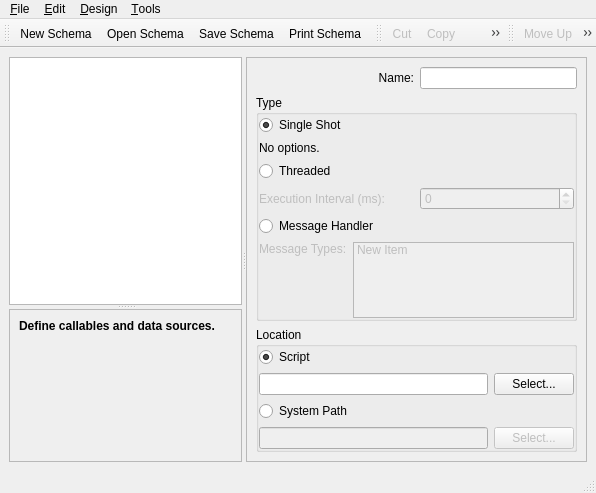
Qt form profit/widgets/ui_strategydesigner.ui (hpsilva/profitpy) before a commit.
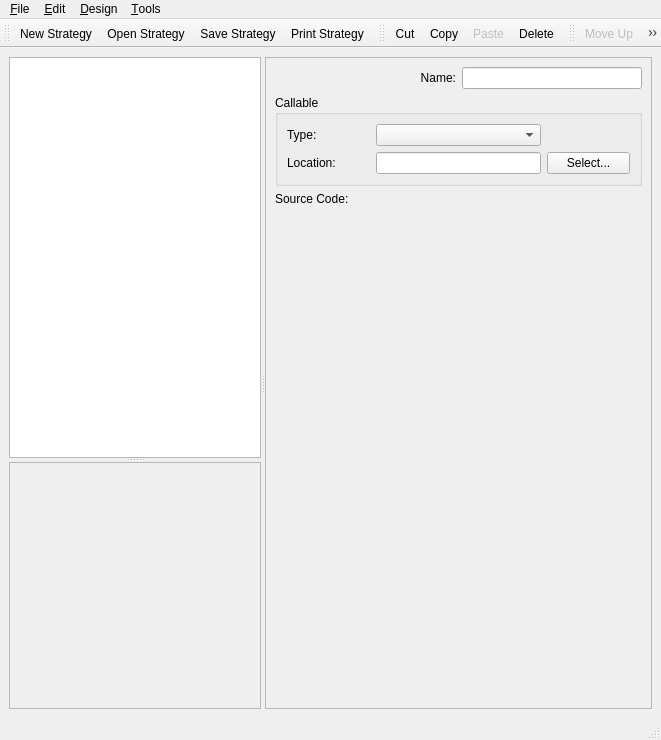
The same form after that commit. The open tabs and pages were chosen to show the change. Icons and pictures are not drawn. Custom widgets are drawn as their Qt base class.

Commit message: Many updates to strategy designer.  Uses qscintilla if installed for source code editing.

What changed in the file:
```diff
--- a/profit/widgets/ui_strategydesigner.ui
+++ b/profit/widgets/ui_strategydesigner.ui
@@ -5,8 +5,8 @@
    <rect>
     <x>0</x>
     <y>0</y>
-    <width>596</width>
-    <height>493</height>
+    <width>661</width>
+    <height>740</height>
    </rect>
   </property>
   <property name="windowTitle" >
@@ -178,6 +178,7 @@
           </item>
          </layout>
         </widget>
+        <widget class="QWidget" name="widget" />
        </widget>
       </widget>
       <widget class="QStackedWidget" name="controlStack" >
@@ -468,6 +469,19 @@
            </item>
           </layout>
          </item>
+         <item>
+          <spacer>
+           <property name="orientation" >
+            <enum>Qt::Vertical</enum>
+           </property>
+           <property name="sizeHint" >
+            <size>
+             <width>20</width>
+             <height>40</height>
+            </size>
+           </property>
+          </spacer>
+         </item>
          <item>
           <widget class="QGroupBox" name="iconGroup" >
            <property name="title" >
@@ -542,19 +556,6 @@
            </layout>
           </widget>
          </item>
-         <item>
-          <spacer>
-           <property name="orientation" >
-            <enum>Qt::Vertical</enum>
-           </property>
-           <property name="sizeHint" >
-            <size>
-             <width>20</width>
-             <height>20</height>
-            </size>
-           </property>
-          </spacer>
-         </item>
         </layout>
        </widget>
        <widget class="QWidget" name="fieldPage" >
@@ -708,6 +709,19 @@
            </layout>
           </widget>
          </item>
+         <item>
+          <spacer>
+           <property name="orientation" >
+            <enum>Qt::Vertical</enum>
+           </property>
+           <property name="sizeHint" >
+            <size>
+             <width>20</width>
+             <height>40</height>
+            </size>
+           </property>
+          </spacer>
+         </item>
          <item>
           <widget class="QGroupBox" name="indexDocGroup" >
            <property name="minimumSize" >
@@ -745,19 +759,6 @@
            </layout>
           </widget>
          </item>
-         <item>
-          <spacer>
-           <property name="orientation" >
-            <enum>Qt::Vertical</enum>
-           </property>
-           <property name="sizeHint" >
-            <size>
-             <width>20</width>
-             <height>111</height>
-            </size>
-           </property>
-          </spacer>
-         </item>
         </layout>
        </widget>
        <widget class="QWidget" name="callablePage" >
@@ -808,32 +809,148 @@
               </item>
              </layout>
             </item>
-            <item>
+           </layout>
+          </widget>
+         </item>
+         <item>
+          <widget class="QGroupBox" name="groupBox" >
+           <property name="title" >
+            <string>Callable</string>
+           </property>
+           <property name="flat" >
+            <bool>true</bool>
+           </property>
+           <layout class="QGridLayout" >
+            <property name="margin" >
+             <number>9</number>
+            </property>
+            <property name="spacing" >
+             <number>6</number>
+            </property>
+            <item row="0" column="3" >
              <spacer>
               <property name="orientation" >
-               <enum>Qt::Vertical</enum>
+               <enum>Qt::Horizontal</enum>
               </property>
               <property name="sizeType" >
-               <enum>QSizePolicy::Expanding</enum>
+               <enum>QSizePolicy::Minimum</enum>
               </property>
               <property name="sizeHint" >
                <size>
-                <width>20</width>
-                <height>40</height>
+                <width>40</width>
+                <height>20</height>
                </size>
               </property>
              </spacer>
             </item>
+            <item row="1" column="1" colspan="2" >
+             <widget class="QLineEdit" name="callableLocation" >
+              <property name="sizePolicy" >
+               <sizepolicy>
+                <hsizetype>1</hsizetype>
+                <vsizetype>0</vsizetype>
+                <horstretch>0</horstretch>
+                <verstretch>0</verstretch>
+               </sizepolicy>
+              </property>
+             </widget>
+            </item>
+            <item row="1" column="0" >
+             <widget class="QLabel" name="label" >
+              <property name="sizePolicy" >
+               <sizepolicy>
+                <hsizetype>1</hsizetype>
+                <vsizetype>5</vsizetype>
+                <horstretch>0</horstretch>
+                <verstretch>0</verstretch>
+               </sizepolicy>
+              </property>
+              <property name="text" >
+               <string>Location:</string>
+              </property>
+             </widget>
+            </item>
+            <item row="1" column="3" >
+             <widget class="QPushButton" name="callableLocationSelect" >
+              <property name="text" >
+               <string>Select...</string>
+              </property>
+             </widget>
+            </item>
+            <item row="0" column="0" >
+             <widget class="QLabel" name="label" >
+              <property name="sizePolicy" >
+               <sizepolicy>
+                <hsizetype>1</hsizetype>
+                <vsizetype>5</vsizetype>
+                <horstretch>0</horstretch>
+                <verstretch>0</verstretch>
+               </sizepolicy>
+              </property>
+              <property name="text" >
+               <string>Type:</string>
+              </property>
+             </widget>
+            </item>
+            <item row="0" column="1" colspan="2" >
+             <widget class="QComboBox" name="callableType" >
+              <property name="sizePolicy" >
+               <sizepolicy>
+                <hsizetype>1</hsizetype>
+                <vsizetype>0</vsizetype>
+                <horstretch>0</horstretch>
+                <verstretch>0</verstretch>
+               </sizepolicy>
+              </property>
+              <item>
+               <property name="text" >
+                <string/>
+               </property>
+              </item>
+              <item>
+               <property name="text" >
+                <string>External Program</string>
+               </property>
+               <property name="icon" >
+                <iconset resource="profit.qrc" >:/images/icons/terminal.png</iconset>
+               </property>
+              </item>
+              <item>
+               <property name="text" >
+                <string>Object</string>
+               </property>
+               <property name="icon" >
+                <iconset resource="profit.qrc" >:/images/icons/blockdevice.png</iconset>
+               </property>
+              </item>
+              <item>
+               <property name="text" >
+                <string>Object Factory</string>
+               </property>
+               <property name="icon" >
+                <iconset resource="profit.qrc" >:/images/icons/blockdevice.png</iconset>
+               </property>
+              </item>
+              <item>
+               <property name="text" >
+                <string>Source Code</string>
+               </property>
+               <property name="icon" >
+                <iconset resource="profit.qrc" >:/images/icons/source_py.png</iconset>
+               </property>
+              </item>
+             </widget>
+            </item>
            </layout>
           </widget>
          </item>
          <item>
-          <widget class="QGroupBox" name="callableTypeGroup" >
-           <property name="title" >
-            <string>Type</string>
+          <widget class="QFrame" name="callableSourceGroup" >
+           <property name="frameShape" >
+            <enum>QFrame::NoFrame</enum>
            </property>
-           <property name="flat" >
-            <bool>true</bool>
+           <property name="frameShadow" >
+            <enum>QFrame::Plain</enum>
            </property>
            <layout class="QVBoxLayout" >
             <property name="margin" >
@@ -843,130 +960,191 @@
              <number>6</number>
             </property>
             <item>
-             <widget class="QRadioButton" name="callableSingleShotButton" >
+             <widget class="QLabel" name="label_2" >
+              <property name="sizePolicy" >
+               <sizepolicy>
+                <hsizetype>1</hsizetype>
+                <vsizetype>1</vsizetype>
+                <horstretch>0</horstretch>
+                <verstretch>0</verstretch>
+               </sizepolicy>
+              </property>
               <property name="text" >
-               <string>Single Shot</string>
+               <string>Source Code:</string>
               </property>
-              <property name="checked" >
-               <bool>true</bool>
-              </property>
              </widget>
             </item>
             <item>
-             <widget class="QFrame" name="callableSingleShotGroup" >
-              <layout class="QVBoxLayout" >
-               <property name="margin" >
-                <number>0</number>
-               </property>
-               <property name="spacing" >
-                <number>6</number>
-               </property>
-               <item>
-                <widget class="QLabel" name="label" >
-                 <property name="text" >
-                  <string>No options.</string>
-                 </property>
-                 <property name="alignment" >
-                  <set>Qt::AlignLeading|Qt::AlignLeft|Qt::AlignTop</set>
-                 </property>
-                </widget>
-               </item>
-              </layout>
+             <widget class="SourceEditor" name="callableSourceEditor" >
+              <property name="sizePolicy" >
+               <sizepolicy>
+                <hsizetype>7</hsizetype>
+                <vsizetype>7</vsizetype>
+                <horstretch>0</horstretch>
+                <verstretch>0</verstretch>
+               </sizepolicy>
+              </property>
+              <property name="frameShape" >
+               <enum>QFrame::NoFrame</enum>
+              </property>
+              <property name="frameShadow" >
+               <enum>QFrame::Plain</enum>
+              </property>
              </widget>
             </item>
+           </layout>
+          </widget>
+         </item>
+         <item>
+          <spacer>
+           <property name="orientation" >
+            <enum>Qt::Vertical</enum>
+           </property>
+           <property name="sizeHint" >
+            <size>
+             <width>20</width>
+             <height>40</height>
+            </size>
+           </property>
+          </spacer>
+         </item>
+        </layout>
+       </widget>
+       <widget class="QWidget" name="runnerPage" >
+        <layout class="QVBoxLayout" >
+         <property name="margin" >
+          <number>9</number>
+         </property>
+         <property name="spacing" >
+          <number>6</number>
+         </property>
+         <item>
+          <layout class="QHBoxLayout" >
+           <property name="margin" >
+            <number>0</number>
+           </property>
+           <property name="spacing" >
+            <number>6</number>
+           </property>
+           <item>
+            <widget class="QLabel" name="label" >
+             <property name="sizePolicy" >
+              <sizepolicy>
+               <hsizetype>7</hsizetype>
+               <vsizetype>5</vsizetype>
+               <horstretch>0</horstretch>
+               <verstretch>0</verstretch>
+              </sizepolicy>
+             </property>
+             <property name="text" >
+              <string>Name:</string>
+             </property>
+             <property name="alignment" >
+              <set>Qt::AlignRight|Qt::AlignTrailing|Qt::AlignVCenter</set>
+             </property>
+            </widget>
+           </item>
+           <item>
+            <widget class="QLineEdit" name="runnerName" />
+           </item>
+          </layout>
+         </item>
+         <item>
+          <widget class="QRadioButton" name="runnerThread" >
+           <property name="text" >
+            <string>Threaded</string>
+           </property>
+          </widget>
+         </item>
+         <item>
+          <widget class="QFrame" name="runnerThreadGroup" >
+           <property name="enabled" >
+            <bool>false</bool>
+           </property>
+           <layout class="QHBoxLayout" >
+            <property name="margin" >
+             <number>0</number>
+            </property>
+            <property name="spacing" >
+             <number>6</number>
+            </property>
             <item>
-             <widget class="QRadioButton" name="callableThreadButton" >
+             <widget class="QLabel" name="label" >
+              <property name="minimumSize" >
+               <size>
+                <width>111</width>
+                <height>0</height>
+               </size>
+              </property>
               <property name="text" >
-               <string>Threaded</string>
+               <string>Execution Interval:</string>
               </property>
              </widget>
             </item>
             <item>
-             <widget class="QFrame" name="callableThreadGroup" >
-              <property name="enabled" >
-               <bool>false</bool>
+             <widget class="QSpinBox" name="runnerPeriodInterval" >
+              <property name="buttonSymbols" >
+               <enum>QAbstractSpinBox::PlusMinus</enum>
               </property>
-              <layout class="QHBoxLayout" >
-               <property name="margin" >
-                <number>0</number>
-               </property>
-               <property name="spacing" >
-                <number>6</number>
-               </property>
-               <item>
-                <widget class="QLabel" name="label" >
-                 <property name="text" >
-                  <string>Execution Interval (ms):</string>
-                 </property>
-                </widget>
-               </item>
-               <item>
-                <widget class="QSpinBox" name="callableThreadInterval" />
-               </item>
-              </layout>
-             </widget>
-            </item>
-            <item>
-             <widget class="QRadioButton" name="callableMessageHandlerButton" >
-              <property name="text" >
-               <string>Message Handler</string>
+              <property name="suffix" >
+               <string> ms</string>
               </property>
+              <property name="maximum" >
+               <number>99999999</number>
+              </property>
+              <property name="minimum" >
+               <number>50</number>
+              </property>
+              <property name="singleStep" >
+               <number>50</number>
+              </property>
+              <property name="value" >
+               <number>1000</number>
+              </property>
              </widget>
             </item>
             <item>
-             <widget class="QFrame" name="callableMessageHandlerGroup" >
-              <property name="enabled" >
-               <bool>false</bool>
+             <spacer>
+              <property name="orientation" >
+               <enum>Qt::Horizontal</enum>
               </property>
-              <layout class="QHBoxLayout" >
-               <property name="margin" >
-                <number>0</number>
-               </property>
-               <property name="spacing" >
-                <number>6</number>
-               </property>
-               <item>
-                <widget class="QLabel" name="label" >
-                 <property name="text" >
-                  <string>Message Types:</string>
-                 </property>
-                 <property name="alignment" >
-                  <set>Qt::AlignLeading|Qt::AlignLeft|Qt::AlignTop</set>
-                 </property>
-                </widget>
-               </item>
-               <item>
-                <widget class="QListWidget" name="callableMessageTypes" >
-                 <property name="sizePolicy" >
-                  <sizepolicy>
-                   <hsizetype>5</hsizetype>
-                   <vsizetype>5</vsizetype>
-                   <horstretch>0</horstretch>
-                   <verstretch>0</verstretch>
-                  </sizepolicy>
-                 </property>
-                 <item>
-                  <property name="text" >
-                   <string>New Item</string>
-                  </property>
-                 </item>
-                </widget>
-               </item>
-              </layout>
-             </widget>
+              <property name="sizeHint" >
+               <size>
+                <width>40</width>
+                <height>20</height>
+               </size>
+              </property>
+             </spacer>
             </item>
            </layout>
           </widget>
          </item>
          <item>
-          <widget class="QGroupBox" name="callableLocationGroup" >
-           <property name="title" >
-            <string>Location</string>
+          <spacer>
+           <property name="orientation" >
+            <enum>Qt::Vertical</enum>
            </property>
-           <property name="flat" >
-            <bool>true</bool>
+           <property name="sizeHint" >
+            <size>
+             <width>20</width>
+             <height>40</height>
+            </size>
            </property>
-           <layout class="QVBoxLayout" >
+          </spacer>
+         </item>
+         <item>
+          <widget class="QRadioButton" name="runnerMessageHandler" >
+           <property name="text" >
+            <string>Message Handler</string>
+           </property>
+          </widget>
+         </item>
+         <item>
+          <widget class="QFrame" name="runnerMessageHandlerGroup" >
+           <property name="enabled" >
+            <bool>false</bool>
+           </property>
+           <layout class="QHBoxLayout" >
             <property name="margin" >
              <number>0</number>
             </property>
@@ -974,67 +1152,73 @@
              <number>6</number>
             </property>
             <item>
-             <widget class="QRadioButton" name="callableScriptButton" >
+             <widget class="QLabel" name="label" >
+              <property name="minimumSize" >
+               <size>
+                <width>111</width>
+                <height>0</height>
+               </size>
+              </property>
               <property name="text" >
-               <string>Script</string>
+               <string>Message Types:</string>
               </property>
-              <property name="checked" >
-               <bool>true</bool>
+              <property name="alignment" >
+               <set>Qt::AlignLeading|Qt::AlignLeft|Qt::AlignTop</set>
               </property>
              </widget>
             </item>
             <item>
-             <widget class="QFrame" name="callableScriptGroup" >
-              <layout class="QHBoxLayout" >
-               <property name="margin" >
-                <number>0</number>
+             <widget class="QListWidget" name="runnerMessageTypes" >
+              <item>
+               <property name="text" >
+                <string>New Item</string>
                </property>
-               <property name="spacing" >
-                <number>6</number>
-               </property>
-               <item>
-                <widget class="QLineEdit" name="callableScriptEdit" />
-               </item>
-               <item>
-                <widget class="QPushButton" name="callableScriptSelectButton" >
-                 <property name="text" >
-                  <string>Select...</string>
-                 </property>
-                </widget>
-               </item>
-              </layout>
+              </item>
              </widget>
             </item>
+           </layout>
+          </widget>
+         </item>
+         <item>
+          <spacer>
+           <property name="orientation" >
+            <enum>Qt::Vertical</enum>
+           </property>
+           <property name="sizeHint" >
+            <size>
+             <width>20</width>
+             <height>40</height>
+            </size>
+           </property>
+          </spacer>
+         </item>
+         <item>
+          <widget class="QRadioButton" name="runnerSingleShot" >
+           <property name="text" >
+            <string>Single Shot</string>
+           </property>
+          </widget>
+         </item>
+         <item>
+          <widget class="QFrame" name="runnerSingleShotGroup" >
+           <property name="enabled" >
+            <bool>false</bool>
+           </property>
+           <layout class="QVBoxLayout" >
+            <property name="margin" >
+             <number>0</number>
+            </property>
+            <property name="spacing" >
+             <number>6</number>
+            </property>
             <item>
-             <widget class="QRadioButton" name="callableSysPathButton" >
+             <widget class="QLabel" name="label" >
               <property name="text" >
-               <string>System Path</string>
+               <string>No options.</string>
               </property>
-             </widget>
-            </item>
-            <item>
-             <widget class="QFrame" name="callableSysPathGroup" >
-              <property name="enabled" >
-               <bool>false</bool>
+              <property name="alignment" >
+               <set>Qt::AlignLeading|Qt::AlignLeft|Qt::AlignTop</set>
               </property>
-              <layout class="QHBoxLayout" >
-               <property name="margin" >
-                <number>0</number>
-               </property>
-               <property name="spacing" >
-                <number>6</number>
-               </property>
-               <item>
-                <widget class="QLineEdit" name="callableSysPathEdit" />
-               </item>
-               <item>
-                <widget class="QPushButton" name="callableSysPathSelectButton" >
-                 <property name="text" >
-                  <string>Select...</string>
-                 </property>
-                </widget>
-               </item>
-              </layout>
              </widget>
             </item>
            </layout>
@@ -1052,34 +1236,10 @@
     <rect>
      <x>0</x>
      <y>0</y>
-     <width>596</width>
+     <width>661</width>
      <height>28</height>
     </rect>
    </property>
-   <widget class="QMenu" name="menuTools" >
-    <property name="title" >
-     <string>&amp;Tools</string>
-    </property>
-    <widget class="QMenu" name="menuToolbars" >
-     <property name="title" >
-      <string>Toolbars</string>
-     </property>
-    </widget>
-    <addaction name="actionStatusBar" />
-    <addaction name="menuToolbars" />
-   </widget>
-   <widget class="QMenu" name="menuDesign" >
-    <property name="title" >
-     <string>&amp;Design</string>
-    </property>
-    <addaction name="actionInsertCallable" />
-    <addaction name="actionInsertTicker" />
-    <addaction name="actionInsertField" />
-    <addaction name="actionInsertIndex" />
-    <addaction name="separator" />
-    <addaction name="actionMoveUp" />
-    <addaction name="actionMoveDown" />
-   </widget>
    <widget class="QMenu" name="menuEdit" >
     <property name="title" >
      <string>&amp;Edit</string>
@@ -1093,16 +1253,42 @@
     <property name="title" >
      <string>&amp;File</string>
     </property>
-    <addaction name="actionNewSchema" />
-    <addaction name="actionOpenSchema" />
+    <addaction name="actionNewStrategy" />
+    <addaction name="actionOpenStrategy" />
     <addaction name="separator" />
-    <addaction name="actionSaveSchema" />
-    <addaction name="actionSaveSchemaAs" />
+    <addaction name="actionSaveStrategy" />
+    <addaction name="actionSaveStrategyAs" />
     <addaction name="separator" />
-    <addaction name="actionCloseSchema" />
+    <addaction name="actionCloseStrategy" />
     <addaction name="separator" />
     <addaction name="actionQuit" />
    </widget>
+   <widget class="QMenu" name="menuDesign" >
+    <property name="title" >
+     <string>&amp;Design</string>
+    </property>
+    <addaction name="actionInsertRunner" />
+    <addaction name="actionInsertCallable" />
+    <addaction name="separator" />
+    <addaction name="actionInsertTicker" />
+    <addaction name="actionInsertField" />
+    <addaction name="actionInsertIndex" />
+    <addaction name="separator" />
+    <addaction name="actionMoveUp" />
+    <addaction name="actionMoveDown" />
+   </widget>
+   <widget class="QMenu" name="menuTools" >
+    <property name="title" >
+     <string>&amp;Tools</string>
+    </property>
+    <widget class="QMenu" name="menuToolbars" >
+     <property name="title" >
+      <string>Toolbars</string>
+     </property>
+    </widget>
+    <addaction name="actionStatusBar" />
+    <addaction name="menuToolbars" />
+   </widget>
    <addaction name="menuFile" />
    <addaction name="menuEdit" />
    <addaction name="menuDesign" />
@@ -1119,10 +1305,10 @@
    <attribute name="toolBarArea" >
     <number>4</number>
    </attribute>
-   <addaction name="actionNewSchema" />
-   <addaction name="actionOpenSchema" />
-   <addaction name="actionSaveSchema" />
-   <addaction name="actionPrintSchema" />
+   <addaction name="actionNewStrategy" />
+   <addaction name="actionOpenStrategy" />
+   <addaction name="actionSaveStrategy" />
+   <addaction name="actionPrintStrategy" />
   </widget>
   <widget class="QToolBar" name="editToolbar" >
    <property name="enabled" >
@@ -1157,17 +1343,18 @@
    </attribute>
    <addaction name="actionMoveUp" />
    <addaction name="actionMoveDown" />
+   <addaction name="actionInsertRunner" />
    <addaction name="actionInsertCallable" />
    <addaction name="actionInsertTicker" />
    <addaction name="actionInsertField" />
    <addaction name="actionInsertIndex" />
   </widget>
-  <action name="actionOpenSchema" >
+  <action name="actionOpenStrategy" >
    <property name="icon" >
     <iconset resource="profit.qrc" >:/images/icons/fileopen.png</iconset>
    </property>
    <property name="text" >
-    <string>Open Schema...</string>
+    <string>Open Strategy...</string>
    </property>
    <property name="shortcut" >
     <string>Ctrl+O</string>
@@ -1176,12 +1363,12 @@
     <enum>Qt::ApplicationShortcut</enum>
    </property>
   </action>
-  <action name="actionSaveSchema" >
+  <action name="actionSaveStrategy" >
    <property name="icon" >
     <iconset resource="profit.qrc" >:/images/icons/filesave.png</iconset>
    </property>
    <property name="text" >
-    <string>Save Schema</string>
+    <string>Save Strategy</string>
    </property>
    <property name="shortcut" >
     <string>Ctrl+S</string>
@@ -1191,9 +1378,6 @@
    </property>
   </action>
   <action name="actionCut" >
-   <property name="enabled" >
-    <bool>false</bool>
-   </property>
    <property name="icon" >
     <iconset resource="profit.qrc" >:/images/icons/editcut.png</iconset>
    </property>
@@ -1205,9 +1389,6 @@
    </property>
   </action>
   <action name="actionCopy" >
-   <property name="enabled" >
-    <bool>false</bool>
-   </property>
    <property name="icon" >
     <iconset resource="profit.qrc" >:/images/icons/editcopy.png</iconset>
    </property>
@@ -1233,9 +1414,6 @@
    </property>
   </action>
   <action name="actionDelete" >
-   <property name="enabled" >
-    <bool>false</bool>
-   </property>
    <property name="icon" >
     <iconset resource="profit.qrc" >:/images/icons/editdelete.png</iconset>
    </property>
@@ -1271,31 +1449,31 @@
     <string>Ctrl+D</string>
    </property>
   </action>
-  <action name="actionNewSchema" >
+  <action name="actionNewStrategy" >
    <property name="icon" >
     <iconset resource="profit.qrc" >:/images/icons/filenew.png</iconset>
    </property>
    <property name="text" >
-    <string>New Schema</string>
+    <string>New Strategy</string>
    </property>
    <property name="shortcut" >
     <string>Ctrl+N</string>
    </property>
   </action>
-  <action name="actionSaveSchemaAs" >
+  <action name="actionSaveStrategyAs" >
    <property name="icon" >
     <iconset resource="profit.qrc" >:/images/icons/filesaveas.png</iconset>
    </property>
    <property name="text" >
-    <string>Save Schema As...</string>
+    <string>Save Strategy As...</string>
    </property>
   </action>
-  <action name="actionCloseSchema" >
+  <action name="actionCloseStrategy" >
    <property name="icon" >
     <iconset resource="profit.qrc" >:/images/icons/fileclose.png</iconset>
    </property>
    <property name="text" >
-    <string>Close Schema</string>
+    <string>Close Strategy</string>
    </property>
    <property name="shortcut" >
     <string>Ctrl+W</string>
@@ -1317,13 +1495,16 @@
     <iconset resource="profit.qrc" >:/images/icons/kchart.png</iconset>
    </property>
    <property name="text" >
-    <string>Insert Ticker</string>
+    <string>New Ticker</string>
    </property>
    <property name="iconText" >
-    <string>Insert Ticker</string>
+    <string>New Ticker</string>
    </property>
    <property name="toolTip" >
-    <string>Insert Ticker</string>
+    <string>New Ticker</string>
+   </property>
+   <property name="statusTip" >
+    <string>Create a new ticker component.</string>
    </property>
    <property name="shortcut" >
     <string>Ctrl+T</string>
@@ -1337,7 +1518,13 @@
     <iconset resource="profit.qrc" >:/images/icons/package_system.png</iconset>
    </property>
    <property name="text" >
-    <string>Insert Index</string>
+    <string>New Ticker Index</string>
+   </property>
+   <property name="iconText" >
+    <string>New Ticker Index</string>
+   </property>
+   <property name="toolTip" >
+    <string>New Ticker Index</string>
    </property>
    <property name="shortcut" >
     <string>Ctrl+I</string>
@@ -1354,15 +1541,21 @@
     <string>Status Bar</string>
    </property>
   </action>
-  <action name="actionInsertCallable" >
+  <action name="actionInsertRunner" >
    <property name="icon" >
     <iconset resource="profit.qrc" >:/images/icons/run.png</iconset>
    </property>
    <property name="text" >
-    <string>Insert Callable</string>
+    <string>New Runner</string>
    </property>
    <property name="iconText" >
-    <string>New Callable</string>
+    <string>New Runner</string>
+   </property>
+   <property name="toolTip" >
+    <string>New Runner</string>
+   </property>
+   <property name="statusTip" >
+    <string>Create a new runner component.</string>
    </property>
   </action>
   <action name="actionInsertField" >
@@ -1373,24 +1566,45 @@
     <iconset resource="profit.qrc" >:/images/icons/misc.png</iconset>
    </property>
    <property name="text" >
-    <string>Insert Field</string>
+    <string>New Ticker Field</string>
+   </property>
+   <property name="iconText" >
+    <string>New Ticker Field</string>
    </property>
    <property name="toolTip" >
-    <string>Insert Field</string>
+    <string>New Ticker Field</string>
    </property>
    <property name="shortcut" >
     <string>Ctrl+F</string>
    </property>
   </action>
-  <action name="actionPrintSchema" >
+  <action name="actionPrintStrategy" >
    <property name="icon" >
     <iconset resource="profit.qrc" >:/images/icons/tool_pen.png</iconset>
    </property>
    <property name="text" >
-    <string>Print Schema</string>
+    <string>Print Strategy</string>
+   </property>
+  </action>
+  <action name="actionInsertCallable" >
+   <property name="enabled" >
+    <bool>false</bool>
+   </property>
+   <property name="icon" >
+    <iconset resource="profit.qrc" >:/images/icons/blockdevice.png</iconset>
+   </property>
+   <property name="text" >
+    <string>New Callable</string>
    </property>
   </action>
  </widget>
+ <customwidgets>
+  <customwidget>
+   <class>SourceEditor</class>
+   <extends>QFrame</extends>
+   <header>sourceeditor.h</header>
+  </customwidget>
+ </customwidgets>
  <tabstops>
   <tabstop>treeView</tabstop>
   <tabstop>idSpin</tabstop>
```
Left out of the diff: 172 changed lines with no effect on the pictures. The commit also changes 12 other files.
